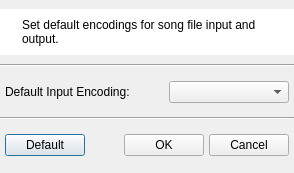
Before: the Qt Designer form src/preferences/QUEncodingsDialog.ui in UltraStar-Deluxe/UltraStar-Manager, drawn with Qt 5.
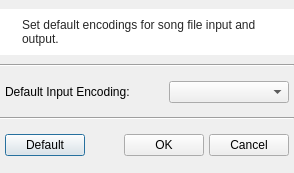
After: the same form once the commit is applied. Icons and pictures are not drawn.

Commit message: Adjusted colors of widgets to be usable in OS dark mode.

The edit to the form file:
```diff
--- a/src/preferences/QUEncodingsDialog.ui
+++ b/src/preferences/QUEncodingsDialog.ui
@@ -44,6 +44,15 @@
      <property name="palette">
       <palette>
        <active>
+        <colorrole role="WindowText">
+         <brush brushstyle="SolidPattern">
+          <color alpha="216">
+           <red>0</red>
+           <green>0</green>
+           <blue>0</blue>
+          </color>
+         </brush>
+        </colorrole>
         <colorrole role="Base">
          <brush brushstyle="SolidPattern">
           <color alpha="255">
@@ -64,6 +73,15 @@
         </colorrole>
        </active>
        <inactive>
+        <colorrole role="WindowText">
+         <brush brushstyle="SolidPattern">
+          <color alpha="216">
+           <red>0</red>
+           <green>0</green>
+           <blue>0</blue>
+          </color>
+         </brush>
+        </colorrole>
         <colorrole role="Base">
          <brush brushstyle="SolidPattern">
           <color alpha="255">
@@ -84,6 +102,15 @@
         </colorrole>
        </inactive>
        <disabled>
+        <colorrole role="WindowText">
+         <brush brushstyle="SolidPattern">
+          <color alpha="63">
+           <red>0</red>
+           <green>0</green>
+           <blue>0</blue>
+          </color>
+         </brush>
+        </colorrole>
         <colorrole role="Base">
          <brush brushstyle="SolidPattern">
           <color alpha="255">
```
The commit also changes 16 other files.
